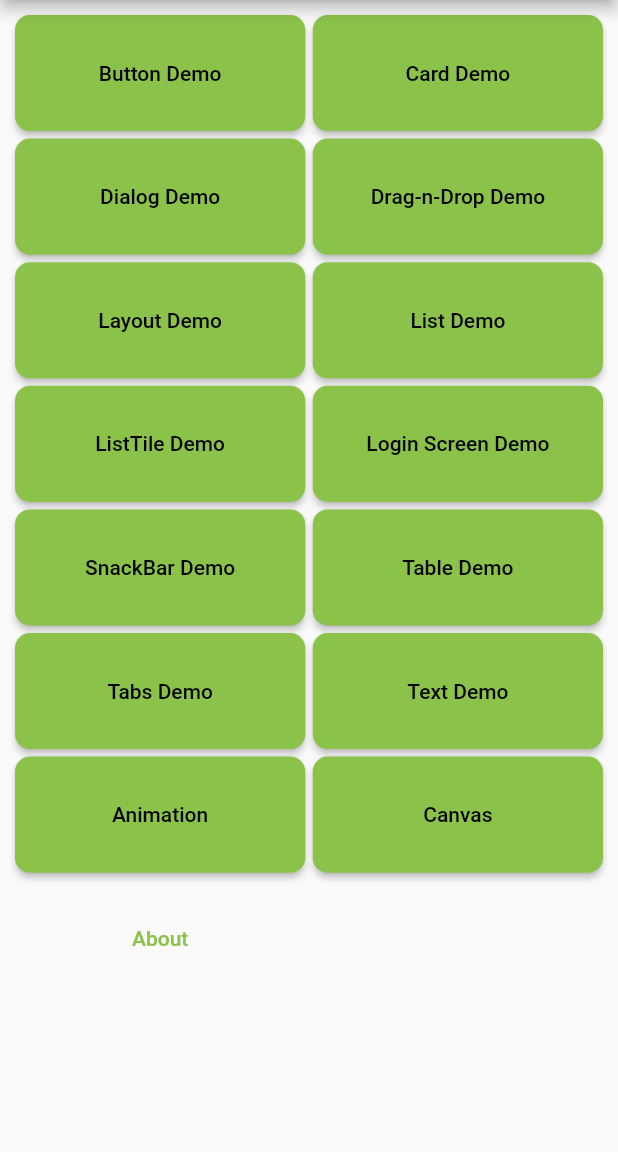
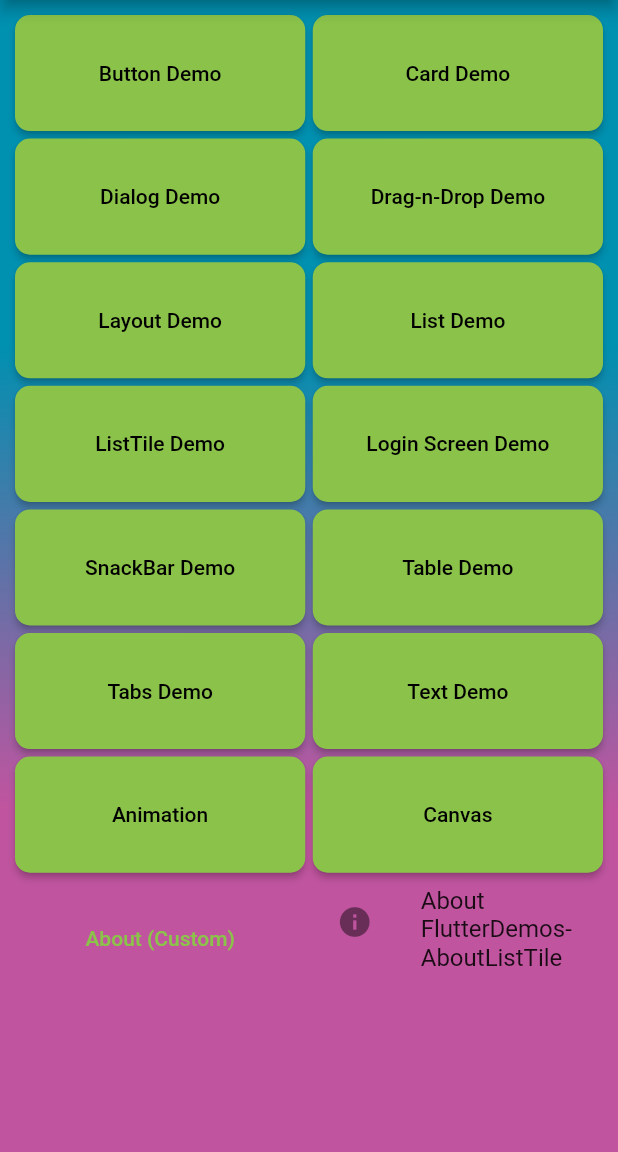
Before and after one commit to IanDarwin/flowcase, a Flutter app: the screen it shows after launch, on a phone screen of 412 x 824 dp, the part 84-1236 px from its top. Run offline on Flutter 3.47's test engine with Material 2 defaults, Android fonts, the phone set to English and light mode, and no system bars; our stand-ins replace flutter_html, flutter_settings_screens.

Commit message:
Put a gradient background on main screen

```diff
--- a/lib/main.dart
+++ b/lib/main.dart
@@ -24,10 +24,13 @@ void main() async {
   runApp(const MyApp());
 }
 
+Color gradientStartColor = const Color(0xff0090b0);
+Color gradientEndColor = const Color(0xffc0549f);
+
 class MyApp extends StatelessWidget {
   const MyApp({super.key});
 
-  // This widget is the root of your application.
+  // This widget is the root of this application.
   @override
   Widget build(BuildContext context) {
     return MaterialApp(
@@ -88,7 +91,16 @@ class _MyHomePageState extends State<MyHomePage> {
         ],
       ),
       drawer: const NavDrawer(),
-      body: GridView.count(
+      body: Container(
+        decoration: BoxDecoration(
+          gradient: LinearGradient(
+            colors: [gradientStartColor, gradientEndColor],
+            begin: Alignment.topCenter,
+            end: Alignment.bottomCenter,
+            stops: [0.3, 0.7],
+          ),
+        ),
+        child: GridView.count(
           crossAxisCount: 2,
           childAspectRatio: 2.5,
           padding: const EdgeInsets.all(10),
@@ -214,21 +226,22 @@ class _MyHomePageState extends State<MyHomePage> {
               },
             ),
             TextButton(
-            child: const Text("About"),
+              child: const Text("About (Custom)"),
               onPressed: () {
                 Navigator.push(context, MaterialPageRoute(
                     builder: (context) => const Wrapper('About Flutter Demo', About())));
               },
             ),
-          // For the About, could use this shorter form:
-          // const AboutListTile(
-          //   icon: Icon(Icons.info),
-          //   applicationName:  'Flutter Demo',
-          //   aboutBoxChildren: [
-          //     Text("Thanks for trying out this demo!"),
-          //   ],
-          // )
+            // For the About, some may prefer this shorter form:
+            const AboutListTile(
+              icon: Icon(Icons.info),
+              applicationName:  'FlutterDemos-AboutListTile',
+              aboutBoxChildren: [
+                Text("Thanks for trying out this demo!"),
               ],
+            )
+          ],
+        ),
       ),
     );
   }
--- a/lib/nav_drawer.dart
+++ b/lib/nav_drawer.dart
@@ -21,13 +21,13 @@ class NavDrawer extends StatelessWidget {
                       image: AssetImage('images/logo.png'))
               ),
               child: Text(
-                'MyApp Menu',
+                'FlutterDemos Menu',
                 style: TextStyle(color: Colors.black, fontSize: 25),
               ),
             ),
             ListTile(
               leading: const Icon(Icons.input),
-              title: const Text('MyApp Intro/Help'),
+              title: const Text('FlutterDemos Intro/Help'),
               onTap: () => {},
             ),
             ListTile(
@@ -40,10 +40,10 @@ class NavDrawer extends StatelessWidget {
             ),
             ListTile(
               leading: const Icon(Icons.info),
-              title: const Text('About MyApp'),
+              title: const Text('About FlutterDemos'),
               onTap: () => {
                 Navigator.push(context, MaterialPageRoute(
-                  builder: (context) => const Wrapper('About LTDemo', About())))
+                  builder: (context) => const Wrapper('About FlutterDemos', About())))
               }
             ),
           ]),
```
Also changed, not shown: 9 other files. Lines whose indentation alone changed are shown as unchanged.
